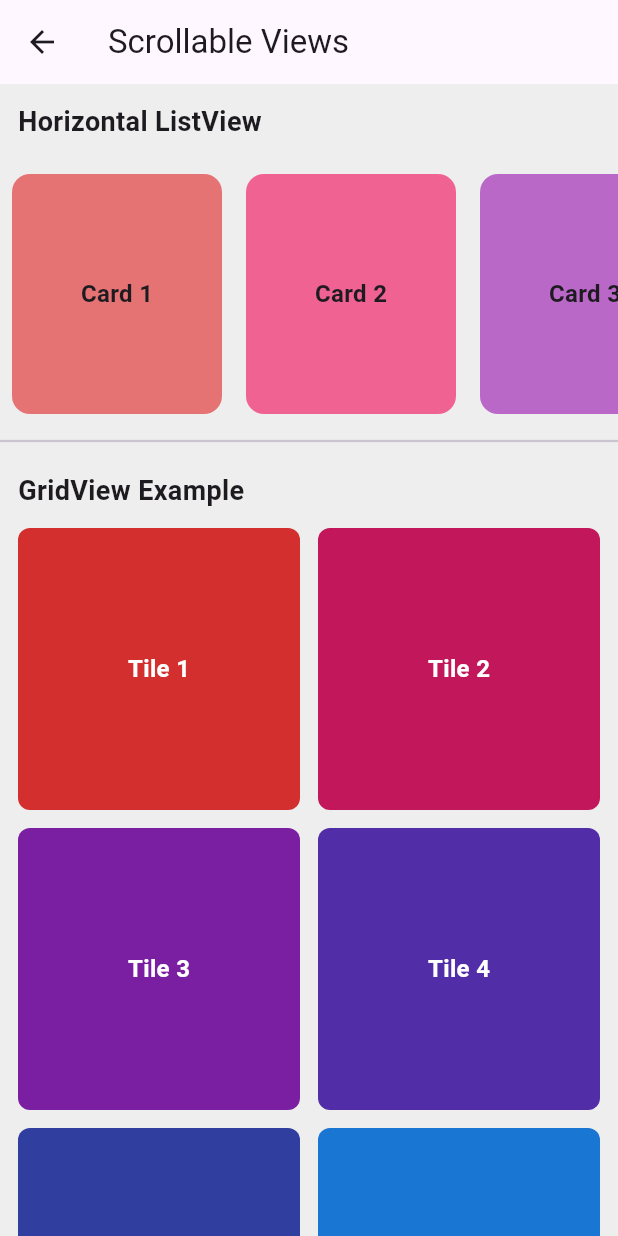
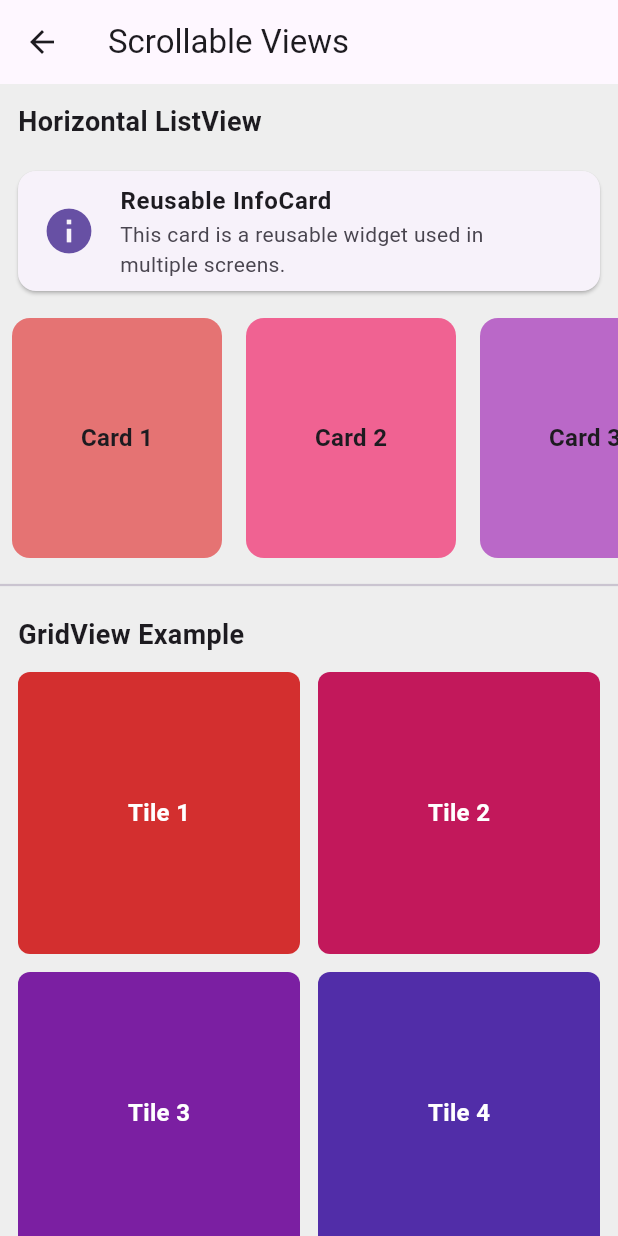
Before and after one commit to kalviumcommunity/S86-sovietunion, a Flutter app: the DashboardScreen screen opened directly, after a tap on the "view stream" icon, on a phone screen of 412 x 824 dp. Run offline on Flutter 3.47's test engine with Material 3 defaults, Android fonts, the light colour scheme and no system bars; our stand-ins replace firebase_auth, firebase_core; accounts and stored records are empty.

Commit message:
Creating Reusable Custom Widgets for Modular UI Design

```diff
--- a/sovietunion/lib/screens/dashboard.dart
+++ b/sovietunion/lib/screens/dashboard.dart
@@ -3,6 +3,8 @@ import 'package:sovietunion/services/auth_service.dart';
 import 'package:sovietunion/screens/login_screen.dart';
 import 'package:sovietunion/screens/scrollable_views.dart';
 import 'package:firebase_auth/firebase_auth.dart';
+import 'package:sovietunion/widgets/info_card.dart';
+import 'package:sovietunion/widgets/custom_button.dart';
 
 class DashboardScreen extends StatelessWidget {
   const DashboardScreen({super.key});
@@ -26,7 +28,34 @@ class DashboardScreen extends StatelessWidget {
           ),
         ],
       ),
-      body: Center(child: Text('Welcome, ${user?.email ?? 'Guest'}!')),
+      body: Padding(
+        padding: const EdgeInsets.all(16.0),
+        child: Column(
+          crossAxisAlignment: CrossAxisAlignment.stretch,
+          children: [
+            InfoCard(
+              title: 'Account',
+              subtitle: 'Logged in as ${user?.email ?? 'Guest'}',
+              icon: Icons.person,
+            ),
+            const SizedBox(height: 12),
+            InfoCard(
+              title: 'Progress',
+              subtitle: 'Open tasks and assignments',
+              icon: Icons.insights,
+            ),
+            const SizedBox(height: 20),
+            CustomButton(
+              label: 'Open Scrollable Views',
+              onPressed: () {
+                Navigator.of(context).push(
+                  MaterialPageRoute(builder: (context) => const ScrollableViewsScreen()),
+                );
+              },
+            ),
+          ],
+        ),
+      ),
       floatingActionButton: FloatingActionButton(
         tooltip: 'Scrollable Views',
         child: const Icon(Icons.view_stream),
--- a/sovietunion/lib/screens/scrollable_views.dart
+++ b/sovietunion/lib/screens/scrollable_views.dart
@@ -1,4 +1,6 @@
 import 'package:flutter/material.dart';
+import 'package:sovietunion/widgets/info_card.dart';
+import 'package:sovietunion/widgets/custom_button.dart';
 
 class ScrollableViewsScreen extends StatelessWidget {
   const ScrollableViewsScreen({super.key});
@@ -14,6 +16,14 @@ class ScrollableViewsScreen extends StatelessWidget {
             const Padding(
               padding: EdgeInsets.all(12.0),
               child: Text('Horizontal ListView', style: TextStyle(fontSize: 18, fontWeight: FontWeight.w600)),
+            ),
+            Padding(
+              padding: const EdgeInsets.symmetric(horizontal: 12.0),
+              child: InfoCard(
+                title: 'Reusable InfoCard',
+                subtitle: 'This card is a reusable widget used in multiple screens.',
+                icon: Icons.info,
+              ),
             ),
             SizedBox(
               height: 180,
--- /dev/null
+++ b/sovietunion/lib/widgets/custom_button.dart
@@ -0,0 +1,18 @@
+import 'package:flutter/material.dart';
+
+class CustomButton extends StatelessWidget {
+  final String label;
+  final VoidCallback onPressed;
+  final Color? color;
+
+  const CustomButton({super.key, required this.label, required this.onPressed, this.color});
+
+  @override
+  Widget build(BuildContext context) {
+    return ElevatedButton(
+      style: ElevatedButton.styleFrom(backgroundColor: color ?? Theme.of(context).primaryColor),
+      onPressed: onPressed,
+      child: Text(label, style: const TextStyle(color: Colors.white)),
+    );
+  }
+}
--- /dev/null
+++ b/sovietunion/lib/widgets/info_card.dart
@@ -0,0 +1,21 @@
+import 'package:flutter/material.dart';
+
+class InfoCard extends StatelessWidget {
+  final String title;
+  final String subtitle;
+  final IconData icon;
+
+  const InfoCard({super.key, required this.title, required this.subtitle, required this.icon});
+
+  @override
+  Widget build(BuildContext context) {
+    return Card(
+      margin: const EdgeInsets.symmetric(vertical: 8),
+      child: ListTile(
+        leading: Icon(icon, size: 36, color: Theme.of(context).primaryColor),
+        title: Text(title, style: const TextStyle(fontWeight: FontWeight.bold)),
+        subtitle: Text(subtitle),
+      ),
+    );
+  }
+}
```
